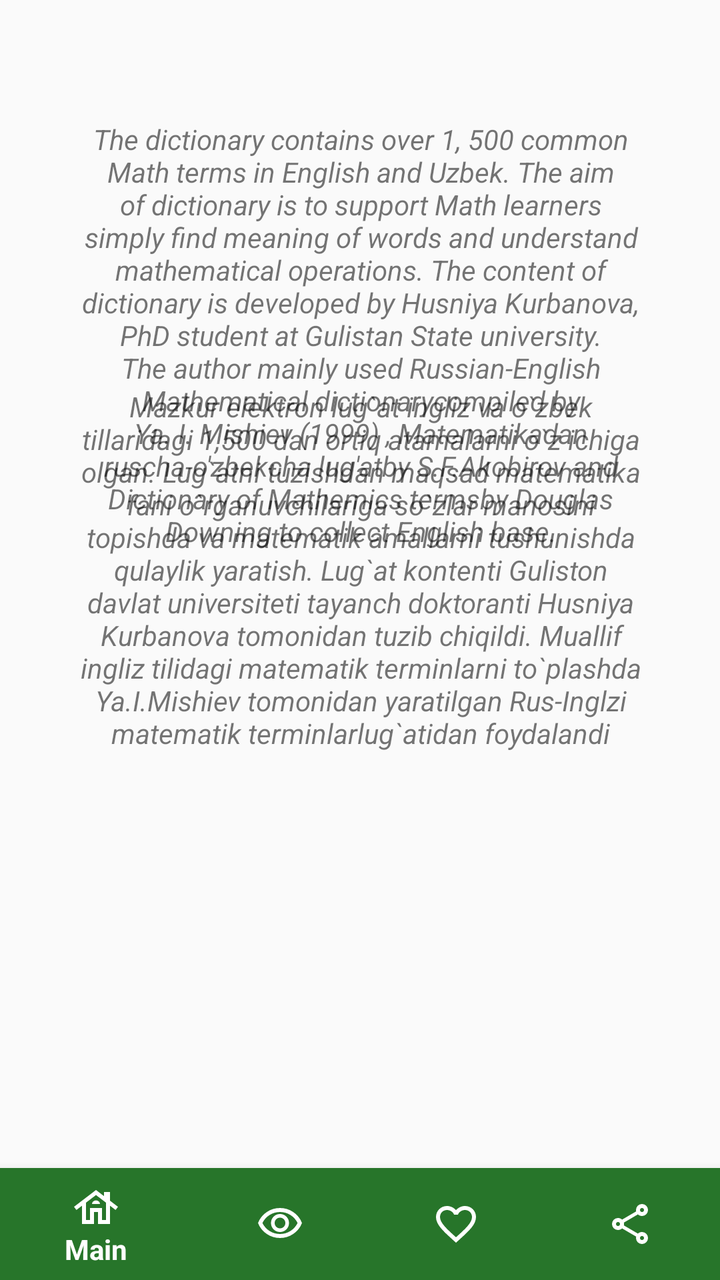
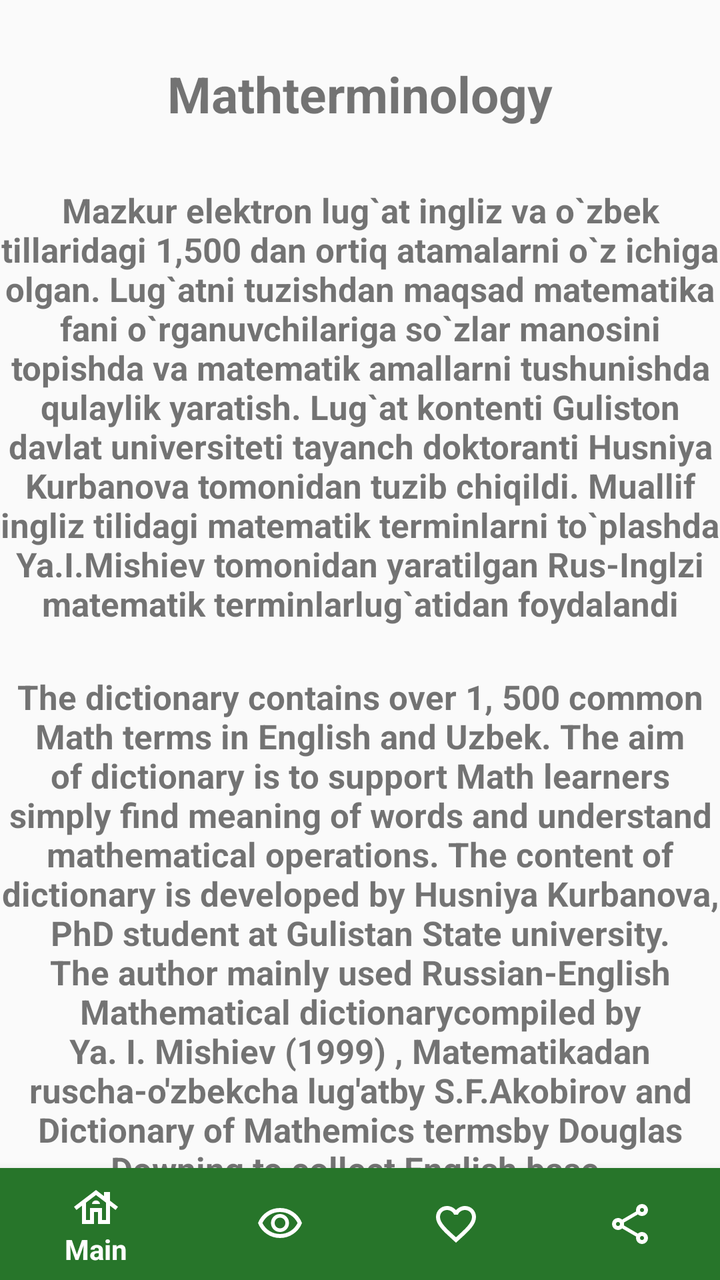

Before-and-after screenshots of an Android layout around one commit, followed by the original layout XML and the change that was made.
<!-- AndroidManifest.xml: application theme Theme.MathTerminology -->
<!-- res/layout/activity_main.xml -->
<?xml version="1.0" encoding="utf-8"?>
<androidx.constraintlayout.widget.ConstraintLayout xmlns:android="http://schemas.android.com/apk/res/android"
    xmlns:app="http://schemas.android.com/apk/res-auto"
    xmlns:tools="http://schemas.android.com/tools"
    android:id="@+id/body_container"
    android:layout_width="match_parent"
    android:layout_height="match_parent"
    tools:context=".MainActivity">


    <TextView
        android:id="@+id/textView1"
        android:layout_width="294dp"
        android:layout_height="wrap_content"
        android:layout_marginTop="60dp"
        android:gravity="center"
        android:text="@string/hello"
        android:textStyle="italic"
        app:layout_constraintEnd_toEndOf="parent"
        app:layout_constraintHorizontal_bias="0.504"
        app:layout_constraintStart_toStartOf="parent"
        app:layout_constraintTop_toTopOf="parent" />

    <TextView
        android:id="@+id/textView2"
        android:layout_width="286dp"
        android:layout_height="wrap_content"
        android:layout_marginBottom="208dp"
        android:gravity="center"
        android:text="@string/hello_3"
        android:textStyle="italic"
        app:layout_constraintBottom_toTopOf="@+id/botton_navigation"
        app:layout_constraintEnd_toEndOf="parent"
        app:layout_constraintHorizontal_bias="0.504"
        app:layout_constraintStart_toStartOf="parent"
        app:layout_constraintTop_toBottomOf="@+id/textView1"
        app:layout_constraintVertical_bias="1.0" />

    <com.google.android.material.bottomnavigation.BottomNavigationView
        android:id="@+id/botton_navigation"
        android:layout_width="0dp"
        android:layout_height="wrap_content"
        android:layout_marginStart="0dp"
        android:layout_marginEnd="0dp"
        android:background="@color/purple_500"
        app:itemIconTint="@color/white"
        app:itemTextColor="@color/white"
        app:layout_constraintBottom_toBottomOf="parent"
        app:layout_constraintLeft_toLeftOf="parent"
        app:layout_constraintRight_toRightOf="parent"
        app:menu="@menu/bottom_nav_menu" />


</androidx.constraintlayout.widget.ConstraintLayout>
<!-- resources referenced by this layout -->
<resources>
  <color name="purple_500">#27752A</color>
  <color name="white">#FFFFFFFF</color>
  <string name="hello">
          The dictionary contains over 1, 500 common Math terms in English and Uzbek. The aim of dictionary is to support Math learners simply find meaning of words and understand mathematical operations.
          The content of dictionary is  developed by Husniya Kurbanova, PhD student at Gulistan State university. The author mainly used "Russian-English Mathematical dictionary" compiled by Ya. I. Mishiev (1999) , "Matematikadan ruscha-o'zbekcha lug'at" by S.F.Akobirov and "Dictionary of Mathemics terms" by Douglas Downing to collect English base.</string>
  <string name="hello_3">
          Mazkur elektron lug`at ingliz va o`zbek tillaridagi 1,500 dan ortiq atamalarni o`z ichiga olgan. Lug`atni tuzishdan maqsad matematika fani o`rganuvchilariga so`zlar manosini topishda va matematik amallarni tushunishda qulaylik yaratish.
          Lug`at kontenti Guliston davlat universiteti tayanch doktoranti Husniya Kurbanova tomonidan tuzib chiqildi. Muallif ingliz tilidagi matematik terminlarni to`plashda Ya.I.Mishiev tomonidan yaratilgan "Rus-Inglzi matematik terminlar" lug`atidan foydalandi
      </string>
  <style name="Theme.MathTerminology" parent="Base.Theme.MathTerminology" />
  <style name="Base.Theme.MathTerminology" parent="Theme.MaterialComponents.DayNight.NoActionBar.Bridge">
                                   
          
  
          <item name="actionMenuTextColor">@color/white</item>
      </style>
</resources>

<!-- the commit's change to res/layout/activity_main.xml (unified diff, before → after) -->
@@ -7,34 +7,47 @@
     android:layout_height="match_parent"
     tools:context=".MainActivity">
 
+    <TextView
+        android:id="@+id/textView"
+        android:layout_width="wrap_content"
+        android:layout_height="wrap_content"
+        android:text="Mathterminology"
+        android:textStyle="bold"
+        android:textSize="25dp"
+        android:layout_marginTop="30dp"
+        app:layout_constraintEnd_toEndOf="parent"
+        app:layout_constraintHorizontal_bias="0.5"
+        app:layout_constraintStart_toStartOf="parent"
+        app:layout_constraintTop_toTopOf="parent" />
+
 
     <TextView
         android:id="@+id/textView1"
-        android:layout_width="294dp"
+        android:layout_width="match_parent"
         android:layout_height="wrap_content"
-        android:layout_marginTop="60dp"
+        android:layout_marginTop="30dp"
         android:gravity="center"
-        android:text="@string/hello"
-        android:textStyle="italic"
+        android:text="@string/hello_3"
+        android:textStyle="bold"
+        android:textSize="17dp"
         app:layout_constraintEnd_toEndOf="parent"
-        app:layout_constraintHorizontal_bias="0.504"
+        app:layout_constraintHorizontal_bias="0.0"
         app:layout_constraintStart_toStartOf="parent"
-        app:layout_constraintTop_toTopOf="parent" />
+        app:layout_constraintTop_toBottomOf="@+id/textView" />
 
     <TextView
         android:id="@+id/textView2"
-        android:layout_width="286dp"
+        android:layout_width="match_parent"
         android:layout_height="wrap_content"
-        android:layout_marginBottom="208dp"
+        android:layout_marginTop="24dp"
         android:gravity="center"
-        android:text="@string/hello_3"
-        android:textStyle="italic"
-        app:layout_constraintBottom_toTopOf="@+id/botton_navigation"
+        android:text="@string/hello"
+        android:textStyle="bold"
+        android:textSize="17dp"
         app:layout_constraintEnd_toEndOf="parent"
-        app:layout_constraintHorizontal_bias="0.504"
+        app:layout_constraintHorizontal_bias="0.5"
         app:layout_constraintStart_toStartOf="parent"
-        app:layout_constraintTop_toBottomOf="@+id/textView1"
-        app:layout_constraintVertical_bias="1.0" />
+        app:layout_constraintTop_toBottomOf="@+id/textView1" />
 
     <com.google.android.material.bottomnavigation.BottomNavigationView
         android:id="@+id/botton_navigation"
@@ -51,4 +64,6 @@
         app:menu="@menu/bottom_nav_menu" />
 
 
+
+
 </androidx.constraintlayout.widget.ConstraintLayout>
